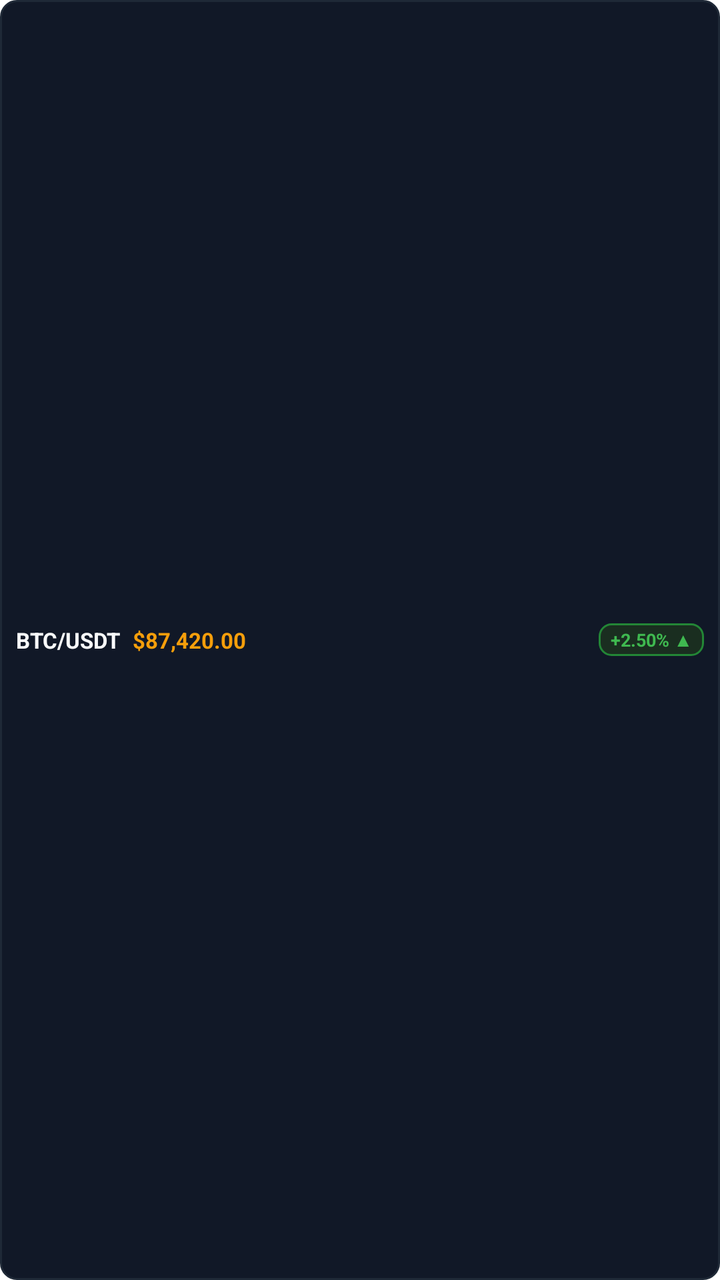
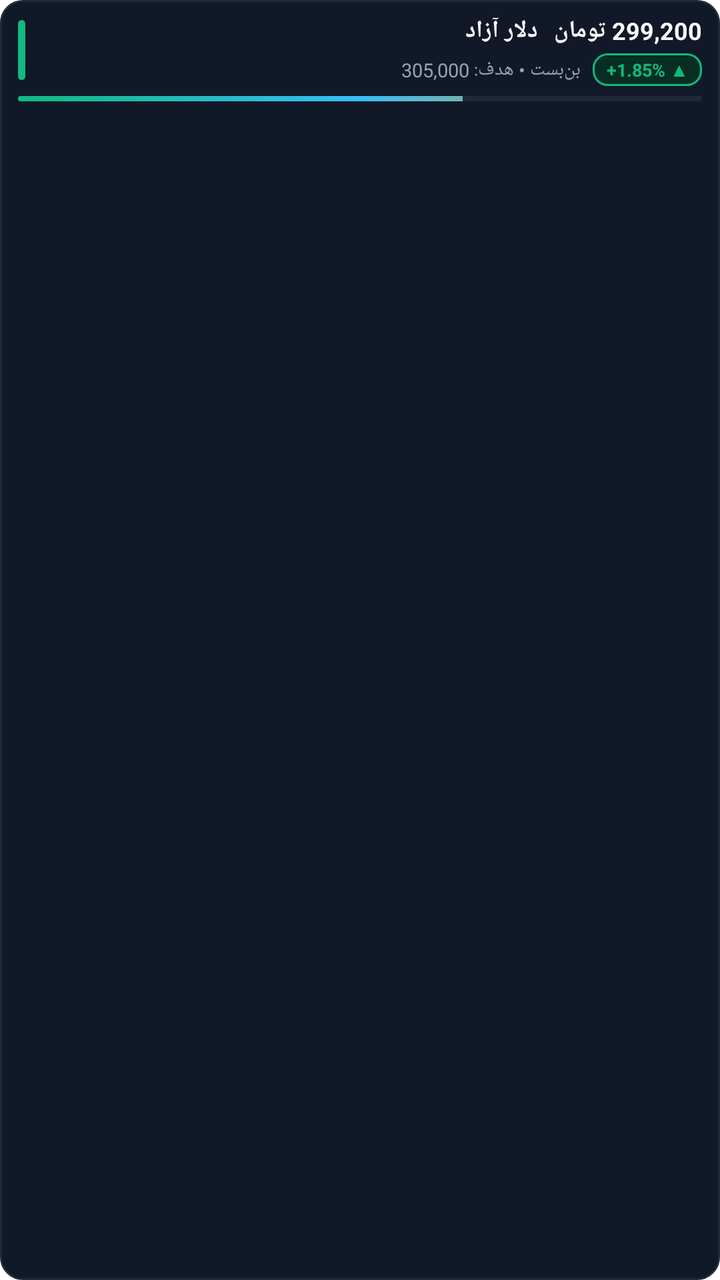

Before-and-after screenshots of an Android layout around one commit, followed by the original layout XML and the change that was made.
<!-- AndroidManifest.xml: fallback theme Theme.MaterialComponents.DayNight.NoActionBar -->
<!-- res/layout/alarmer_widget_row_item.xml -->
<?xml version="1.0" encoding="utf-8"?>
<LinearLayout xmlns:android="http://schemas.android.com/apk/res/android"
    android:id="@+id/item_root"
    android:layout_width="match_parent"
    android:layout_height="wrap_content"
    android:layout_marginBottom="3dp"
    android:background="@drawable/widget_row_bg_dark"
    android:gravity="center_vertical"
    android:orientation="horizontal"
    android:paddingLeft="8dp"
    android:paddingStart="8dp"
    android:paddingTop="5dp"
    android:paddingRight="8dp"
    android:paddingEnd="8dp"
    android:paddingBottom="5dp">

    <TextView
        android:id="@+id/item_symbol"
        android:layout_width="wrap_content"
        android:layout_height="wrap_content"
        android:text="BTC/USDT"
        android:textColor="#F9FAFB"
        android:textSize="11sp"
        android:textStyle="bold" />

    <TextView
        android:id="@+id/item_price"
        android:layout_width="0dp"
        android:layout_height="wrap_content"
        android:layout_marginLeft="6dp"
        android:layout_marginStart="6dp"
        android:layout_weight="1"
        android:text="$87,420.00"
        android:textColor="#F59E0B"
        android:textSize="11sp"
        android:textStyle="bold" />

    <TextView
        android:id="@+id/item_badge"
        android:layout_width="wrap_content"
        android:layout_height="wrap_content"
        android:background="@drawable/badge_green_dark"
        android:paddingLeft="6dp"
        android:paddingStart="6dp"
        android:paddingTop="2dp"
        android:paddingRight="6dp"
        android:paddingEnd="6dp"
        android:paddingBottom="2dp"
        android:text="+2.50% ▲"
        android:textColor="#3FB950"
        android:textSize="9sp"
        android:textStyle="bold" />
</LinearLayout>
<!-- resources referenced by this layout -->
<resources>
  <!-- drawable badge_green_dark (drawable) -->
  <?xml version="1.0" encoding="utf-8"?>
  <shape xmlns:android="http://schemas.android.com/apk/res/android"
      android:shape="rectangle">
      <solid android:color="#1A2E20" />
      <corners android:radius="6dp" />
      <stroke
          android:width="1dp"
          android:color="#238636" />
  </shape>
  <!-- drawable widget_row_bg_dark (drawable) -->
  <?xml version="1.0" encoding="utf-8"?>
  <shape xmlns:android="http://schemas.android.com/apk/res/android"
      android:shape="rectangle">
      <solid android:color="#111827" />
      <corners android:radius="8dp" />
      <stroke
          android:width="1dp"
          android:color="#1F2937" />
  </shape>
</resources>

<!-- the commit's change to res/layout/alarmer_widget_row_item.xml (unified diff, before → after) -->
@@ -3,51 +3,119 @@
     android:id="@+id/item_root"
     android:layout_width="match_parent"
     android:layout_height="wrap_content"
-    android:layout_marginBottom="3dp"
+    android:layout_marginBottom="5dp"
     android:background="@drawable/widget_row_bg_dark"
-    android:gravity="center_vertical"
-    android:orientation="horizontal"
-    android:paddingLeft="8dp"
-    android:paddingStart="8dp"
-    android:paddingTop="5dp"
-    android:paddingRight="8dp"
-    android:paddingEnd="8dp"
-    android:paddingBottom="5dp">
+    android:orientation="vertical"
+    android:paddingLeft="9dp"
+    android:paddingStart="9dp"
+    android:paddingTop="7dp"
+    android:paddingRight="9dp"
+    android:paddingEnd="9dp"
+    android:paddingBottom="6dp">
 
-    <TextView
-        android:id="@+id/item_symbol"
-        android:layout_width="wrap_content"
+    
+    <LinearLayout
+        android:layout_width="match_parent"
         android:layout_height="wrap_content"
-        android:text="BTC/USDT"
-        android:textColor="#F9FAFB"
-        android:textSize="11sp"
-        android:textStyle="bold" />
+        android:gravity="center_vertical"
+        android:orientation="horizontal">
 
-    <TextView
-        android:id="@+id/item_price"
-        android:layout_width="0dp"
-        android:layout_height="wrap_content"
-        android:layout_marginLeft="6dp"
-        android:layout_marginStart="6dp"
-        android:layout_weight="1"
-        android:text="$87,420.00"
-        android:textColor="#F59E0B"
-        android:textSize="11sp"
-        android:textStyle="bold" />
+        
+        <FrameLayout
+            android:id="@+id/item_accent_bar"
+            android:layout_width="3.5dp"
+            android:layout_height="30dp"
+            android:layout_marginRight="8dp"
+            android:layout_marginEnd="8dp"
+            android:background="@drawable/widget_accent_green" />
 
-    <TextView
-        android:id="@+id/item_badge"
-        android:layout_width="wrap_content"
-        android:layout_height="wrap_content"
-        android:background="@drawable/badge_green_dark"
-        android:paddingLeft="6dp"
-        android:paddingStart="6dp"
-        android:paddingTop="2dp"
-        android:paddingRight="6dp"
-        android:paddingEnd="6dp"
-        android:paddingBottom="2dp"
-        android:text="+2.50% ▲"
-        android:textColor="#3FB950"
-        android:textSize="9sp"
-        android:textStyle="bold" />
+        
+        <LinearLayout
+            android:layout_width="0dp"
+            android:layout_height="wrap_content"
+            android:layout_weight="1"
+            android:orientation="vertical">
+
+            
+            <LinearLayout
+                android:layout_width="match_parent"
+                android:layout_height="wrap_content"
+                android:gravity="center_vertical"
+                android:orientation="horizontal">
+
+                <TextView
+                    android:id="@+id/item_symbol"
+                    android:layout_width="0dp"
+                    android:layout_height="wrap_content"
+                    android:layout_weight="1"
+                    android:ellipsize="end"
+                    android:maxLines="1"
+                    android:text="دلار آزاد"
+                    android:textColor="#F8FAFC"
+                    android:textSize="12sp"
+                    android:textStyle="bold" />
+
+                <TextView
+                    android:id="@+id/item_price"
+                    android:layout_width="wrap_content"
+                    android:layout_height="wrap_content"
+                    android:layout_marginLeft="8dp"
+                    android:layout_marginStart="8dp"
+                    android:maxLines="1"
+                    android:text="299,200 تومان"
+                    android:textColor="#F8FAFC"
+                    android:textSize="12sp"
+                    android:textStyle="bold" />
+            </LinearLayout>
+
+            
+            <LinearLayout
+                android:layout_width="match_parent"
+                android:layout_height="wrap_content"
+                android:layout_marginTop="3dp"
+                android:gravity="center_vertical"
+                android:orientation="horizontal">
+
+                <TextView
+                    android:id="@+id/item_subtitle"
+                    android:layout_width="0dp"
+                    android:layout_height="wrap_content"
+                    android:layout_weight="1"
+                    android:ellipsize="end"
+                    android:maxLines="1"
+                    android:text="بن‌بست • هدف: 305,000"
+                    android:textColor="#94A3B8"
+                    android:textSize="9.5sp" />
+
+                <TextView
+                    android:id="@+id/item_badge"
+                    android:layout_width="wrap_content"
+                    android:layout_height="wrap_content"
+                    android:layout_marginLeft="6dp"
+                    android:layout_marginStart="6dp"
+                    android:background="@drawable/badge_green_dark"
+                    android:paddingLeft="7dp"
+                    android:paddingStart="7dp"
+                    android:paddingTop="2dp"
+                    android:paddingRight="7dp"
+                    android:paddingEnd="7dp"
+                    android:paddingBottom="2dp"
+                    android:text="+1.85% ▲"
+                    android:textColor="#10B981"
+                    android:textSize="9sp"
+                    android:textStyle="bold" />
+            </LinearLayout>
+        </LinearLayout>
+    </LinearLayout>
+
+    
+    <ProgressBar
+        android:id="@+id/item_proximity_bar"
+        style="?android:attr/progressBarStyleHorizontal"
+        android:layout_width="match_parent"
+        android:layout_height="2.5dp"
+        android:layout_marginTop="5dp"
+        android:max="100"
+        android:progress="65"
+        android:progressDrawable="@drawable/widget_progress_bar" />
 </LinearLayout>
<!-- resource entries referenced after the edit -->
@@ -4,21 +4,50 @@
   <?xml version="1.0" encoding="utf-8"?>
   <shape xmlns:android="http://schemas.android.com/apk/res/android"
       android:shape="rectangle">
-      <solid android:color="#1A2E20" />
-      <corners android:radius="6dp" />
+      <solid android:color="#062E22" />
+      <corners android:radius="7dp" />
       <stroke
           android:width="1dp"
-          android:color="#238636" />
+          android:color="#10B981" />
   </shape>
+  <!-- drawable widget_accent_green (drawable) -->
+  <?xml version="1.0" encoding="utf-8"?>
+  <shape xmlns:android="http://schemas.android.com/apk/res/android"
+      android:shape="rectangle">
+      <solid android:color="#10B981" />
+      <corners android:radius="3dp" />
+  </shape>
+  <!-- drawable widget_progress_bar (drawable) -->
+  <?xml version="1.0" encoding="utf-8"?>
+  <layer-list xmlns:android="http://schemas.android.com/apk/res/android">
+      <item android:id="@android:id/background">
+          <shape android:shape="rectangle">
+              <corners android:radius="2dp" />
+              <solid android:color="#1E293B" />
+          </shape>
+      </item>
+      <item android:id="@android:id/progress">
+          <clip>
+              <shape android:shape="rectangle">
+                  <corners android:radius="2dp" />
+                  <gradient
+                      android:angle="0"
+                      android:startColor="#10B981"
+                      android:centerColor="#38BDF8"
+                      android:endColor="#F59E0B" />
+              </shape>
+          </clip>
+      </item>
+  </layer-list>
   <!-- drawable widget_row_bg_dark (drawable) -->
   <?xml version="1.0" encoding="utf-8"?>
   <shape xmlns:android="http://schemas.android.com/apk/res/android"
       android:shape="rectangle">
       <solid android:color="#111827" />
-      <corners android:radius="8dp" />
+      <corners android:radius="11dp" />
       <stroke
           android:width="1dp"
-          android:color="#1F2937" />
+          android:color="#1E293B" />
   </shape>
 </resources>
 
